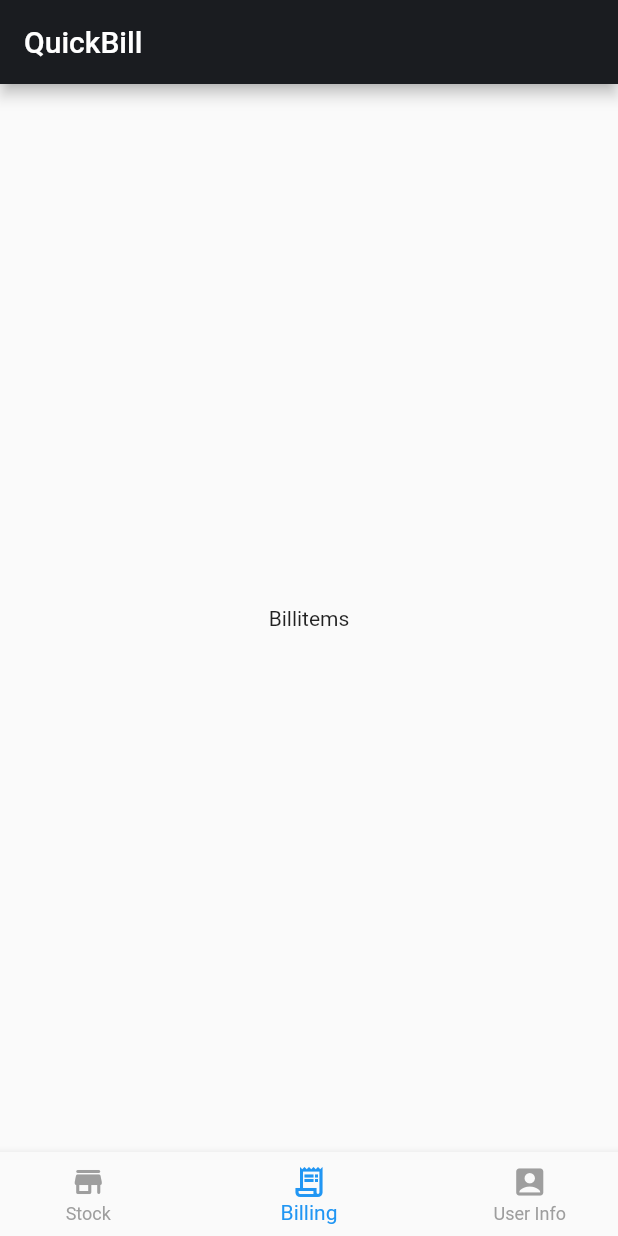
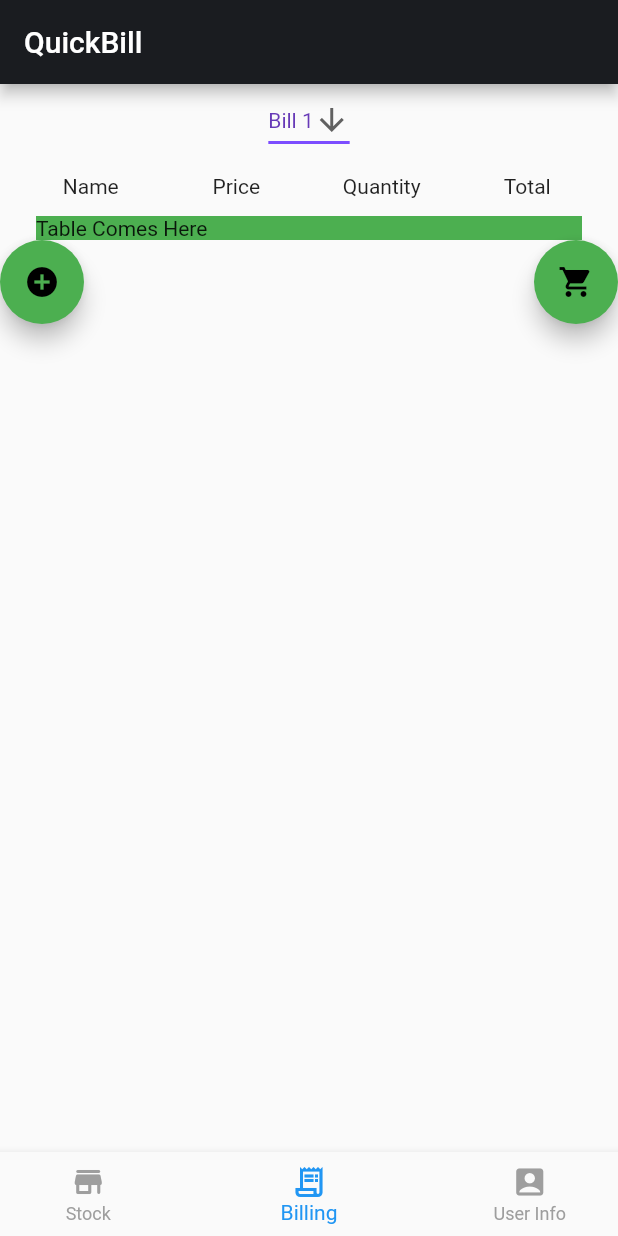
Before and after one commit to Eshaan-B/Shooper, a Flutter app: the screen it shows after launch, on a phone screen of 412 x 824 dp. Run offline on Flutter 3.47's test engine with Material 2 defaults, Android fonts, the phone set to English and light mode, and no system bars.

Commit message:
Changed some things

```diff
--- /dev/null
+++ b/lib/providers/bill.dart
@@ -0,0 +1,18 @@
+import './billItem.dart';
+
+enum BillNumber {
+  Bill1,
+  Bill2,
+  Bill3,
+}
+
+class Bill {
+  BillNumber billNumber;
+  List<BillItem> billItems = [];
+
+  Bill(this.billNumber);
+
+  void appendBillItem(BillItem item) {
+    billItems.insert(billItems.length, item);
+  }
+}
--- a/lib/screens/BillingScreen.dart
+++ b/lib/screens/BillingScreen.dart
@@ -1,8 +1,10 @@
 import 'package:flutter/material.dart';
-
 import 'package:provider/provider.dart';
 import '../providers/ProductProvider.dart';
+
+import '../widgets/bill-header.dart';
 import '../providers/billItem.dart';
+import '../widgets/listview.dart';
 
 class BillingScreen extends StatefulWidget {
   const BillingScreen({Key? key}) : super(key: key);
@@ -13,15 +15,66 @@ class BillingScreen extends StatefulWidget {
 }
 
 class _BillingScreenState extends State<BillingScreen> {
-
   @override
   Widget build(BuildContext context) {
-    List<BillItem> billItems = Provider
-        .of<ProductProvider>(context)
-        .billItems;
-
+    var dropdownValue = 'Bill 1'; //Default not Hardcoded
     //use ListViewBuilder to render billItems
     //Dismissible option
-    return Center(child:Text("Billitems"));
+    return Scaffold(
+      body: Column(
+        children: [
+          DropdownButton<String>(
+            value: dropdownValue,
+            icon: const Icon(Icons.arrow_downward),
+            iconSize: 24,
+            elevation: 16,
+            style: const TextStyle(color: Colors.deepPurple),
+            underline: Container(
+              height: 2,
+              color: Colors.deepPurpleAccent,
+            ),
+            onChanged: (String? newValue) {
+              setState(() {
+                dropdownValue = newValue!;
+              });
+            },
+            items: <String>['Bill 1', 'Bill 2', 'Bill 3']
+                .map<DropdownMenuItem<String>>((String value) {
+              return DropdownMenuItem<String>(
+                value: value,
+                child: Text(value),
+              );
+            }).toList(),
+          ),
+          Header(),
+          Container(
+            child: Text('Table Comes Here'),
+            decoration: new BoxDecoration(color: Colors.green),
+            width: double.infinity,
+            margin: EdgeInsets.only(left: 24, right: 24),
+          ),
+          Stack(
+            children: <Widget>[
+              Align(
+                alignment: Alignment.bottomLeft,
+                child: FloatingActionButton(
+                  onPressed: () => print('add'),
+                  child: const Icon(Icons.add_circle_sharp),
+                  backgroundColor: Colors.green,
+                ),
+              ),
+              Align(
+                alignment: Alignment.bottomRight,
+                child: FloatingActionButton(
+                  onPressed: () => print('Buy'),
+                  child: const Icon(Icons.shopping_cart),
+                  backgroundColor: Colors.green,
+                ),
+              ),
+            ],
+          )
+        ],
+      ),
+    );
   }
 }
--- /dev/null
+++ b/lib/widgets/bill-header.dart
@@ -0,0 +1,38 @@
+import 'package:flutter/material.dart';
+
+class Header extends StatelessWidget {
+  @override
+  Widget build(BuildContext context) {
+    return Padding(
+      padding: const EdgeInsets.all(12.0),
+      child: Row(
+        children: [
+          Expanded(
+            child: Text(
+              'Name',
+              textAlign: TextAlign.center,
+            ),
+          ),
+          Expanded(
+            child: Text(
+              'Price',
+              textAlign: TextAlign.center,
+            ),
+          ),
+          Expanded(
+            child: Text(
+              'Quantity',
+              textAlign: TextAlign.center,
+            ),
+          ),
+          Expanded(
+            child: Text(
+              'Total',
+              textAlign: TextAlign.center,
+            ),
+          ),
+        ],
+      ),
+    );
+  }
+}
```
Also changed, not shown: lib/providers/billItem.dart (+24 -1 lines), lib/widgets/listview.dart (added, +24 -0 lines).
